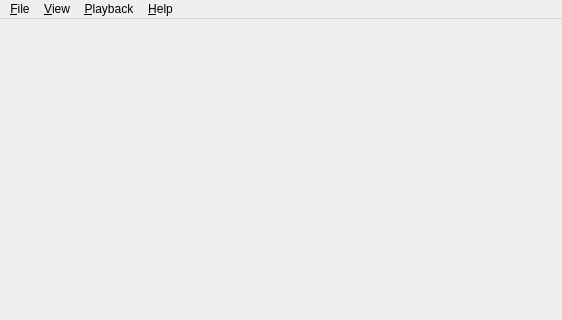
This is YUVToolkit/MainWindow.ui in kLassikko/YuvToolkit as Qt 5 draws it before an edit; both pictures show x 0 to 562 and y 0 to 320 of the 562 by 491 pixel window. The edited form follows.
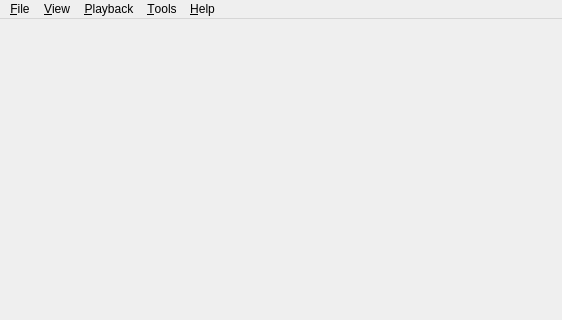
This is the edited form. Icons and pictures are not drawn. Custom widgets are drawn as their Qt base class.

Diff of the .ui file:
```diff
--- a/YUVToolkit/MainWindow.ui
+++ b/YUVToolkit/MainWindow.ui
@@ -149,9 +149,15 @@
     <addaction name="separator"/>
     <addaction name="action_About"/>
    </widget>
+   <widget class="QMenu" name="menu_Tools">
+    <property name="title">
+     <string>&amp;Tools</string>
+    </property>
+   </widget>
    <addaction name="menu_File"/>
    <addaction name="menu_Tool"/>
    <addaction name="menu_Play"/>
+   <addaction name="menu_Tools"/>
    <addaction name="menu_Help"/>
   </widget>
   <widget class="QToolBar" name="mainToolBar">
```
Left out of the diff: 8 changed lines with no effect on the pictures.
